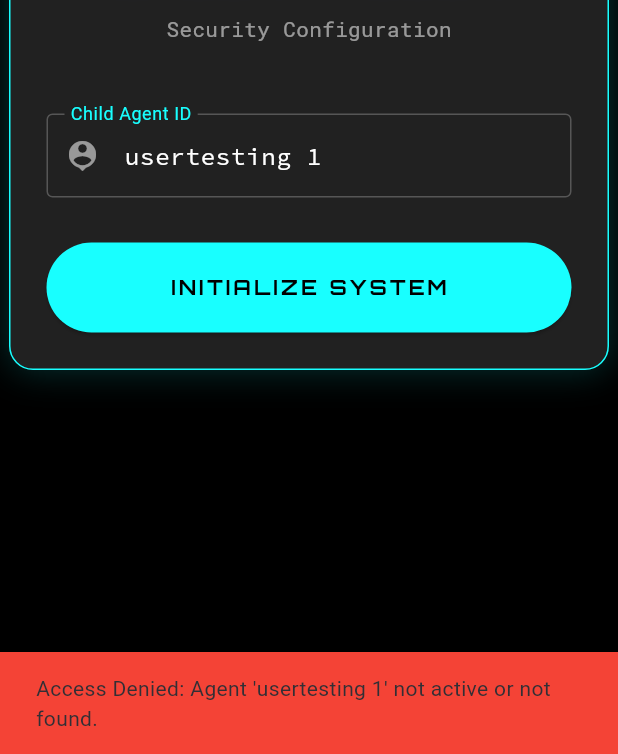
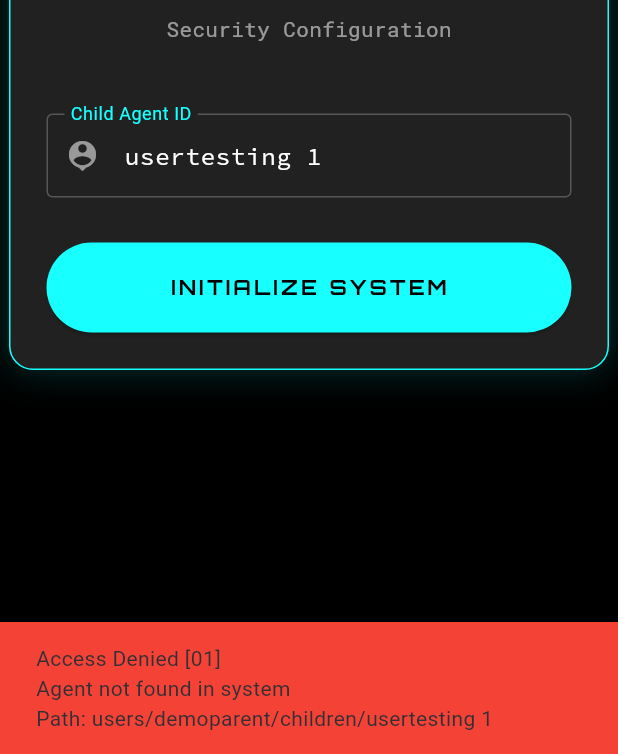
Before and after one commit to mrizkyandram18/luminoir-chronicles, a Flutter app: the screen it shows after launch, after a tap on "INITIALIZE SYSTEM", on a phone screen of 412 x 824 dp, the part 482-1236 px from its top. Run offline on Flutter 3.47's test engine with Material 3 defaults, Android fonts, the light colour scheme and no system bars; our stand-ins replace cloud_firestore, firebase_core, gap, go_router, google_fonts, supabase_flutter; accounts and stored records are empty.

Commit message:
feat: Add RC (Return Code) system for Gatekeeper auth (00-04)

```diff
--- a/lib/game/screens/setup_screen.dart
+++ b/lib/game/screens/setup_screen.dart
@@ -30,21 +30,23 @@ class _SetupScreenState extends State<SetupScreen> {
 
     // Verify Agent Status BEFORE entering the game
     final gatekeeper = context.read<GatekeeperService>();
-    final isActive = await gatekeeper.isChildAgentActive(
+    final result = await gatekeeper.isChildAgentActive(
       _parentIdController.text.trim(),
       _childIdController.text.trim(),
     );
 
     if (!mounted) return;
 
-    if (!isActive) {
+    if (!result.isSuccess) {
       setState(() => _isLoading = false);
       ScaffoldMessenger.of(context).showSnackBar(
         SnackBar(
           content: Text(
-            "Access Denied: Agent '${_childIdController.text}' not active or not found.",
+            "Access Denied [${result.resultCode.code}]\n"
+            "${result.displayMessage}",
           ),
           backgroundColor: Colors.red,
+          duration: const Duration(seconds: 5),
         ),
       );
       return;
--- a/lib/gatekeeper/gatekeeper_service.dart
+++ b/lib/gatekeeper/gatekeeper_service.dart
@@ -1,5 +1,6 @@
 import 'package:flutter/material.dart';
 import 'package:cloud_firestore/cloud_firestore.dart';
+import 'gatekeeper_result.dart';
 
 /// Service to handle Gatekeeper checks (Child Agent status)
 class GatekeeperService extends ChangeNotifier {
@@ -8,9 +9,13 @@ class GatekeeperService extends ChangeNotifier {
   bool get isSystemOnline => _isSystemOnline;
 
   /// Checks if the Child Agent is active.
+  /// Returns a GatekeeperResult with specific result code
   /// Path: users/{parentId}/children/{childId}
-  /// Field: details.lastSeen
-  Future<bool> isChildAgentActive(String parentId, String childId) async {
+  /// Field: lastSeen (root level) or details.lastSeen
+  Future<GatekeeperResult> isChildAgentActive(
+    String parentId,
+    String childId,
+  ) async {
     try {
       final docRef = FirebaseFirestore.instance
           .collection('users')
@@ -20,15 +25,24 @@ class GatekeeperService extends ChangeNotifier {
 
       final snapshot = await docRef.get();
 
+      // RC 01: User Not Found
       if (!snapshot.exists) {
         debugPrint(
-          "Gatekeeper: Child Agent document not found at $parentId/$childId",
+          "Gatekeeper [01]: Child Agent document not found at $parentId/$childId",
         );
-        return false;
+        return GatekeeperResult(
+          GatekeeperResultCode.userNotFound,
+          'Path: users/$parentId/children/$childId',
+        );
       }
 
       final data = snapshot.data();
-      if (data == null) return false;
+      if (data == null) {
+        return GatekeeperResult(
+          GatekeeperResultCode.userNotFound,
+          'Document exists but has no data',
+        );
+      }
 
       // Check root level first (based on screenshot), then fallback to details
       Timestamp? lastSeen = data['lastSeen'] as Timestamp?;
@@ -38,11 +52,12 @@ class GatekeeperService extends ChangeNotifier {
         lastSeen = details['lastSeen'] as Timestamp?;
       }
 
+      // RC 03: Missing lastSeen field
       if (lastSeen == null) {
         debugPrint(
-          "Gatekeeper: lastSeen field missing in ${snapshot.reference.path}",
+          "Gatekeeper [03]: lastSeen field missing in ${snapshot.reference.path}",
         );
-        return false;
+        return const GatekeeperResult(GatekeeperResultCode.missingLastSeen);
       }
 
       final lastSeenDate = lastSeen.toDate();
@@ -51,14 +66,25 @@ class GatekeeperService extends ChangeNotifier {
       // Active if seen within last 24 HOURS (Relaxed for testing)
       // Original: 5 minutes
       if (difference.inMinutes.abs() < 1440) {
-        return true;
+        // RC 00: Success
+        return const GatekeeperResult(GatekeeperResultCode.success);
       } else {
-        debugPrint("Gatekeeper: Agent inactive. Last seen: $difference ago.");
-        return false;
+        // RC 02: User Inactive
+        debugPrint(
+          "Gatekeeper [02]: Agent inactive. Last seen: $difference ago.",
+        );
+        return GatekeeperResult(
+          GatekeeperResultCode.userInactive,
+          'Last seen: ${difference.inHours} hours ago',
+        );
       }
     } catch (e) {
-      debugPrint("Gatekeeper Error: $e");
-      return false;
+      // RC 04: Connection Error
+      debugPrint("Gatekeeper [04]: $e");
+      return GatekeeperResult(
+        GatekeeperResultCode.connectionError,
+        e.toString(),
+      );
     }
   }
 
```
Also changed, not shown: lib/game/game_controller.dart (+16 -12 lines), lib/gatekeeper/gatekeeper_result.dart (added, +51 -0 lines), 1 other file.
